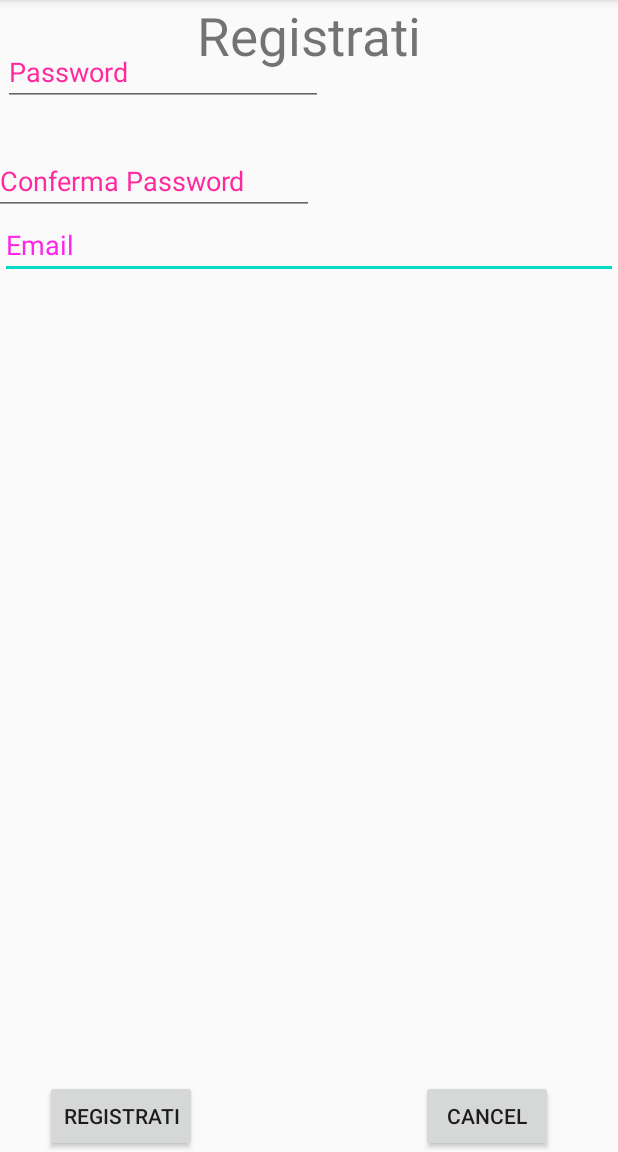
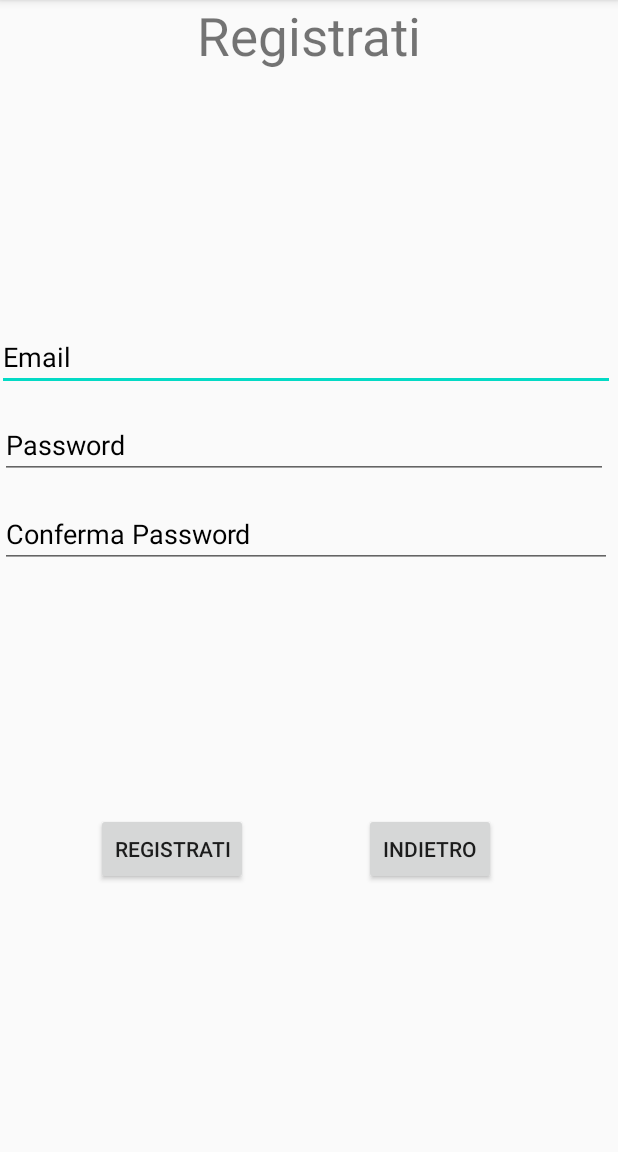
Before and after one commit to qb-team/Stalker-App-PoC, an Android app: the screen it shows after launch (Registrati), after a tap on "REGISTRATI", on a phone screen of 412 x 824 dp, the part 84-1236 px from its top. Run offline under Robolectric (Android 15) with nearby library versions, the phone set to English and light mode, and no system bars; our stand-ins replace Firebase (no records; nobody signed in at launch, a user with empty details on screens opened directly).

Commit message:
Modifiche grafiche + ottimizzazione dei pulsanti #1

```diff
--- a/Interfaccia grafica Login/app/src/main/java/android/StalkerAppPoCTracciamento/Registrati.java
+++ b/Interfaccia grafica Login/app/src/main/java/android/StalkerAppPoCTracciamento/Registrati.java
@@ -2,7 +2,6 @@ package android.StalkerAppPoCTracciamento;
 
 import androidx.annotation.NonNull;
 import androidx.appcompat.app.AppCompatActivity;
-
 import android.content.Intent;
 import android.os.Bundle;
 import android.text.TextUtils;
@@ -13,7 +12,6 @@ import android.widget.EditText;
 import android.widget.ProgressBar;
 import android.widget.TextView;
 import android.widget.Toast;
-
 import com.google.android.gms.tasks.OnCompleteListener;
 import com.google.android.gms.tasks.OnFailureListener;
 import com.google.android.gms.tasks.OnSuccessListener;
@@ -28,9 +26,8 @@ import java.util.Map;
 
 public class Registrati extends AppCompatActivity {
     public static final String TAG = "TAG";
-    EditText mFullName,mEmail,mPassword,mPhone;
+    EditText mEmail, mPassword, mConfPassword;
     Button mRegisterBtn;
-    TextView mLoginBtn;
     FirebaseAuth fAuth;
     FirebaseFirestore fStore;
     String userID;
@@ -40,26 +37,25 @@ public class Registrati extends AppCompatActivity {
         super.onCreate(savedInstanceState);
         setContentView(R.layout.activity_registrati);
 
-        mEmail      = findViewById(R.id.EmailID);
-        mPassword   = findViewById(R.id.PasswordID);
+        mEmail = findViewById(R.id.EmailID);
+        mPassword = findViewById(R.id.PasswordID);
+        mConfPassword = findViewById(R.id.ConfPasswordID);
         mRegisterBtn= findViewById(R.id.RegistratiID);
-
 
         fAuth = FirebaseAuth.getInstance();
         fStore = FirebaseFirestore.getInstance();
 
         if(fAuth.getCurrentUser() != null){
-
             startActivity(new Intent(getApplicationContext(),MainActivity.class));
             finish();
         }
-
 
         mRegisterBtn.setOnClickListener(new View.OnClickListener() {
             @Override
             public void onClick(View v) {
                 final String email = mEmail.getText().toString().trim();
                 String password = mPassword.getText().toString().trim();
+                String confPassword = mConfPassword.getText().toString().trim();
 
                 if(TextUtils.isEmpty(email)){
                     mEmail.setError("Email is Required.");
@@ -76,10 +72,11 @@ public class Registrati extends AppCompatActivity {
                     return;
                 }
 
-
-
+                if(!(password.equals(confPassword))){
+                    mConfPassword.setError("Le Password non coincidono");
+                    return;
+                }
                 // register the user in firebase
-
                 fAuth.createUserWithEmailAndPassword(email,password).addOnCompleteListener(new OnCompleteListener<AuthResult>() {
                     @Override
                     public void onComplete(@NonNull Task<AuthResult> task) {
@@ -100,21 +97,17 @@ public class Registrati extends AppCompatActivity {
                                     Log.d(TAG, "onFailure: " + e.toString());
                                 }
                             });
-                            startActivity(new Intent(getApplicationContext(),MainActivity.class));
-
-                        }else {
-
+                            startActivity(new Intent(getApplicationContext(), MainActivity.class));
+                        }
+                        else{
                             Toast.makeText(Registrati.this, "Error ! " + task.getException().getMessage(), Toast.LENGTH_SHORT).show();
-
                         }
                     }
                 });
             }
         });
-
-
-
-
-
+    }
+    public void back(View v){
+        startActivity(new Intent(getApplicationContext(), MainActivity.class));
     }
 }
--- a/Interfaccia grafica Login/app/src/main/res/layout/activity_registrati.xml
+++ b/Interfaccia grafica Login/app/src/main/res/layout/activity_registrati.xml
@@ -11,7 +11,7 @@
         android:textSize = "35dp"
         android:layout_alignParentTop = "true"
         android:layout_centerHorizontal = "true" />
-
+    <!--
     <TextView
         android:layout_width = "wrap_content"
         android:layout_height = "wrap_content"
@@ -19,22 +19,29 @@
         android:layout_below = "@+id/textview"
         android:layout_centerHorizontal = "true"
         android:textColor = "#ff7aff24"
-        android:textSize = "35dp" />
+        android:textSize = "35dp"
+        android:textAlignment="center"
+        android:gravity="center_horizontal" />
+    -->
 
     <EditText
-        android:layout_width = "wrap_content"
-        android:layout_height = "wrap_content"
-        android:id = "@+id/EmailID"
-        android:hint = "Email"
-        android:focusable = "true"
-        android:textColorHighlight = "#ff7eff15"
-        android:textColorHint = "#ffff25e6"
-        android:layout_marginTop = "46dp"
-        android:layout_below = "@+id/imageView"
-        android:layout_alignParentLeft = "true"
-        android:layout_alignParentStart = "true"
-        android:layout_alignParentRight = "true"
-        android:layout_alignParentEnd = "true" />
+        android:id="@+id/EmailID"
+        android:layout_width="wrap_content"
+        android:layout_height="wrap_content"
+        android:layout_below="@+id/imageView"
+        android:layout_alignParentStart="true"
+        android:layout_alignParentLeft="true"
+        android:layout_alignParentEnd="true"
+        android:layout_alignParentRight="true"
+        android:layout_marginStart="-2dp"
+        android:layout_marginLeft="-2dp"
+        android:layout_marginTop="215dp"
+        android:layout_marginEnd="2dp"
+        android:layout_marginRight="2dp"
+        android:focusable="true"
+        android:hint="Email"
+        android:textColorHighlight="#ff7eff15"
+        android:textColorHint="#000000" />
 
     <ImageView
         android:layout_width="wrap_content"
@@ -45,58 +52,53 @@
 
     <EditText
         android:id="@+id/PasswordID"
-        android:layout_width="wrap_content"
+        android:layout_width="405dp"
         android:layout_height="wrap_content"
-        android:layout_below="@+id/editText"
-        android:layout_alignEnd="@+id/editText"
-        android:layout_alignRight="@+id/editText"
-        android:layout_alignParentStart="true"
-        android:layout_alignParentLeft="true"
-        android:layout_marginStart="2dp"
-        android:layout_marginLeft="2dp"
-        android:layout_marginTop="25dp"
-        android:layout_marginEnd="-2dp"
-        android:layout_marginRight="-2dp"
+        android:layout_alignParentTop="true"
+        android:layout_marginTop="274dp"
         android:ems="10"
         android:hint="Password"
         android:inputType="textPassword"
-        android:textColorHint="#ffff299f" />
+        android:textColorHint="#000000" />
 
     <EditText
         android:id="@+id/ConfPasswordID"
-        android:layout_width="wrap_content"
+        android:layout_width="408dp"
         android:layout_height="wrap_content"
-        android:layout_below="@+id/editText"
         android:layout_alignEnd="@+id/editText"
         android:layout_alignRight="@+id/editText"
-        android:layout_alignParentStart="true"
-        android:layout_alignParentLeft="true"
-        android:layout_marginStart="-4dp"
-        android:layout_marginLeft="-4dp"
-        android:layout_marginTop="98dp"
+        android:layout_alignParentTop="true"
+        android:layout_marginTop="333dp"
         android:layout_marginEnd="4dp"
         android:layout_marginRight="4dp"
         android:ems="10"
         android:hint="Conferma Password"
         android:inputType="textPassword"
-        android:textColorHint="#ffff299f" />
+        android:textColorHint="#000000" />
 
     <Button
+        android:id="@+id/RegistratiID"
         android:layout_width="wrap_content"
         android:layout_height="wrap_content"
-        android:text="Registrati"
-        android:id="@+id/RegistratiID"
         android:layout_alignParentBottom="true"
+        android:layout_marginEnd="-34dp"
+        android:layout_marginRight="-34dp"
+        android:layout_marginBottom="178dp"
+        android:layout_toStartOf="@+id/textview"
         android:layout_toLeftOf="@+id/textview"
-        android:layout_toStartOf="@+id/textview" />
+        android:text="Registrati" />
 
     <Button
+        android:id="@+id/buttonCancel"
         android:layout_width="wrap_content"
         android:layout_height="wrap_content"
-        android:text="Cancel"
-        android:id="@+id/button2"
         android:layout_alignParentBottom="true"
+        android:layout_marginStart="-38dp"
+        android:layout_marginLeft="-38dp"
+        android:layout_marginBottom="178dp"
+        android:layout_toEndOf="@+id/textview"
         android:layout_toRightOf="@+id/textview"
-        android:layout_toEndOf="@+id/textview" />
+        android:text="Indietro"
+        android:onClick="back"/>
 
 </RelativeLayout>
```
